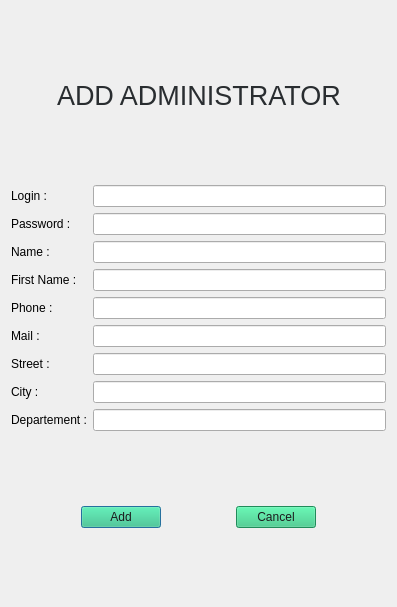
First picture: the form in dialogaddadmin.ui, repository Selecat/Patate, before the edit.
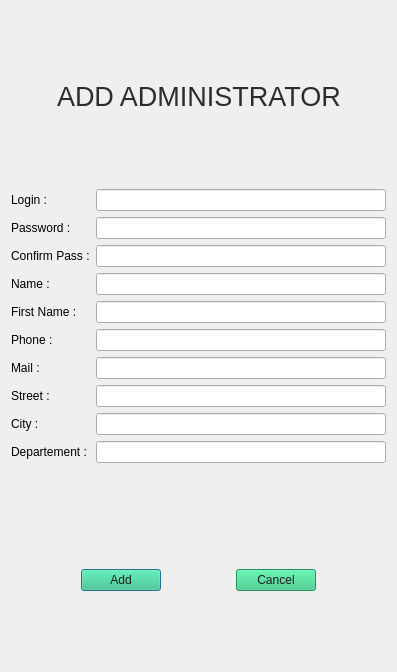
Second picture: the form after the edit.

Patch:
```diff
--- a/dialogaddadmin.ui
+++ b/dialogaddadmin.ui
@@ -7,7 +7,7 @@
     <x>0</x>
     <y>0</y>
     <width>397</width>
-    <height>607</height>
+    <height>672</height>
    </rect>
   </property>
   <property name="windowTitle">
@@ -97,35 +97,35 @@
        </property>
       </widget>
      </item>
-     <item row="2" column="0">
+     <item row="3" column="0">
       <widget class="QLabel" name="label_2">
        <property name="text">
         <string>Name :</string>
        </property>
       </widget>
      </item>
-     <item row="3" column="0">
+     <item row="4" column="0">
       <widget class="QLabel" name="label_3">
        <property name="text">
         <string>First Name : </string>
        </property>
       </widget>
      </item>
-     <item row="4" column="0">
+     <item row="5" column="0">
       <widget class="QLabel" name="label_4">
        <property name="text">
         <string>Phone :</string>
        </property>
       </widget>
      </item>
-     <item row="5" column="0">
+     <item row="6" column="0">
       <widget class="QLabel" name="label_5">
        <property name="text">
         <string>Mail :</string>
        </property>
       </widget>
      </item>
-     <item row="6" column="0">
+     <item row="7" column="0">
       <widget class="QLabel" name="label_6">
        <property name="text">
         <string>Street :</string>
@@ -135,39 +135,39 @@
      <item row="0" column="1">
       <widget class="QLineEdit" name="lineEditLoginAddAdmin"/>
      </item>
-     <item row="2" column="1">
-      <widget class="QLineEdit" name="lineEditNameAddAdmin"/>
-     </item>
      <item row="3" column="1">
-      <widget class="QLineEdit" name="lineEditFNameAddAdmin"/>
+      <widget class="QLineEdit" name="lineEditNameAddAdmin"/>
      </item>
      <item row="4" column="1">
-      <widget class="QLineEdit" name="lineEditPhoneAddAdmin"/>
+      <widget class="QLineEdit" name="lineEditFNameAddAdmin"/>
      </item>
      <item row="5" column="1">
-      <widget class="QLineEdit" name="lineEditMailAddAdmin"/>
+      <widget class="QLineEdit" name="lineEditPhoneAddAdmin"/>
      </item>
      <item row="6" column="1">
+      <widget class="QLineEdit" name="lineEditMailAddAdmin"/>
+     </item>
+     <item row="7" column="1">
       <widget class="QLineEdit" name="lineEditStreetAddAdmin"/>
      </item>
-     <item row="7" column="0">
+     <item row="8" column="0">
       <widget class="QLabel" name="label_7">
        <property name="text">
         <string>City :</string>
        </property>
       </widget>
      </item>
-     <item row="8" column="0">
+     <item row="9" column="0">
       <widget class="QLabel" name="label_8">
        <property name="text">
         <string>Departement :</string>
        </property>
       </widget>
      </item>
-     <item row="7" column="1">
-      <widget class="QLineEdit" name="lineEditCityAddAdmin"/>
-     </item>
      <item row="8" column="1">
+      <widget class="QLineEdit" name="lineEditCityAddAdmin"/>
+     </item>
+     <item row="9" column="1">
       <widget class="QLineEdit" name="lineEditDepartementAddAdmin"/>
      </item>
      <item row="1" column="0">
@@ -178,7 +178,71 @@
       </widget>
      </item>
      <item row="1" column="1">
-      <widget class="QLineEdit" name="lineEditPassAddAdmin"/>
+      <widget class="QLineEdit" name="lineEditPassAddAdmin">
+       <property name="echoMode">
+        <enum>QLineEdit::Password</enum>
+       </property>
+      </widget>
+     </item>
+     <item row="2" column="0">
+      <widget class="QLabel" name="label_10">
+       <property name="text">
+        <string>Confirm Pass :</string>
+       </property>
+      </widget>
+     </item>
+     <item row="2" column="1">
+      <widget class="QLineEdit" name="lineEditConfirmPassAddAdmin">
+       <property name="echoMode">
+        <enum>QLineEdit::Password</enum>
+       </property>
+      </widget>
+     </item>
+    </layout>
+   </item>
+   <item>
+    <layout class="QHBoxLayout" name="horizontalLayout_3">
+     <item>
+      <spacer name="horizontalSpacer_6">
+       <property name="orientation">
+        <enum>Qt::Horizontal</enum>
+       </property>
+       <property name="sizeHint" stdset="0">
+        <size>
+         <width>40</width>
+         <height>20</height>
+        </size>
+       </property>
+      </spacer>
+     </item>
+     <item>
+      <widget class="QLabel" name="labelError">
+       <property name="font">
+        <font>
+         <pointsize>16</pointsize>
+         <bold>true</bold>
+        </font>
+       </property>
+       <property name="styleSheet">
+        <string notr="true">color: rgb(255, 0, 0);</string>
+       </property>
+       <property name="text">
+        <string/>
+       </property>
+      </widget>
+     </item>
+     <item>
+      <spacer name="horizontalSpacer_7">
+       <property name="orientation">
+        <enum>Qt::Horizontal</enum>
+       </property>
+       <property name="sizeHint" stdset="0">
+        <size>
+         <width>40</width>
+         <height>20</height>
+        </size>
+       </property>
+      </spacer>
      </item>
     </layout>
    </item>
```
Left out of the diff: 2 changed lines with no effect on the pictures.
